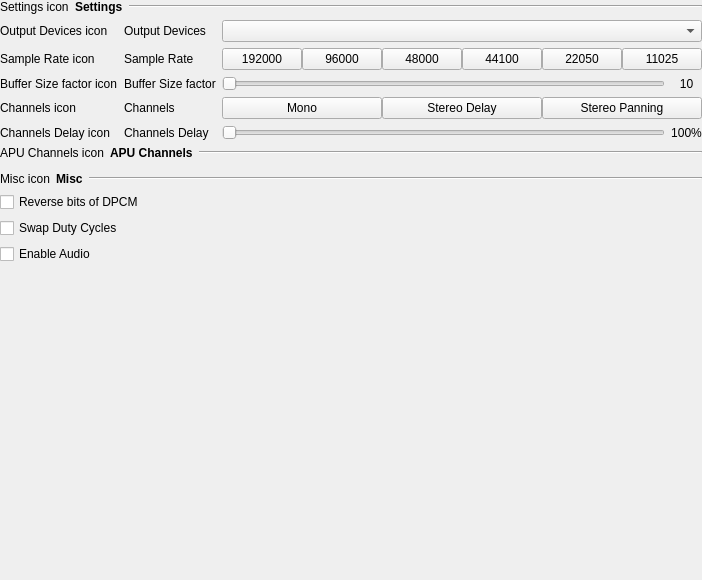
Above: src/gui/designer/wdgSettingsAudio.ui from punesemu/puNES before the change. Below: the same form after it.
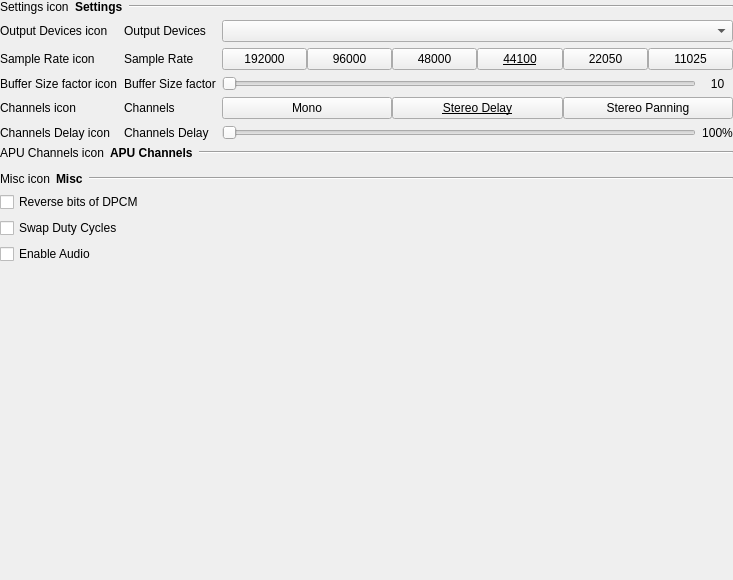
That is the form after the change. Custom widgets are drawn as their Qt base class.

```diff
--- a/src/gui/designer/wdgSettingsAudio.ui
+++ b/src/gui/designer/wdgSettingsAudio.ui
@@ -6,7 +6,7 @@
    <rect>
     <x>0</x>
     <y>0</y>
-    <width>573</width>
+    <width>733</width>
     <height>580</height>
    </rect>
   </property>
@@ -182,6 +182,11 @@
         </item>
         <item>
          <widget class="QPushButton" name="pushButton_Samplarate_44100">
+          <property name="font">
+           <font>
+            <underline>true</underline>
+           </font>
+          </property>
           <property name="text">
            <string>44100</string>
           </property>
@@ -249,6 +254,11 @@
         </item>
         <item>
          <widget class="QPushButton" name="pushButton_Channels_Stereo_Delay">
+          <property name="font">
+           <font>
+            <underline>true</underline>
+           </font>
+          </property>
           <property name="text">
            <string>Stereo Delay</string>
           </property>
```
